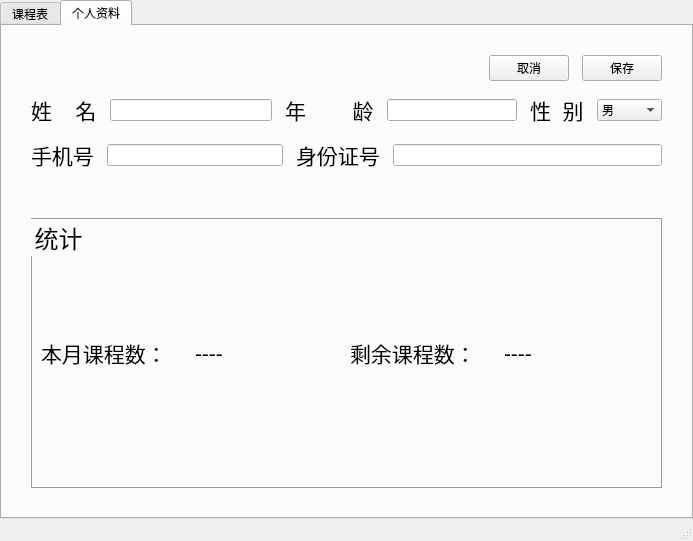
Before: the Qt Designer form student.ui in RodinYTY/PSMS, drawn with Qt 5.
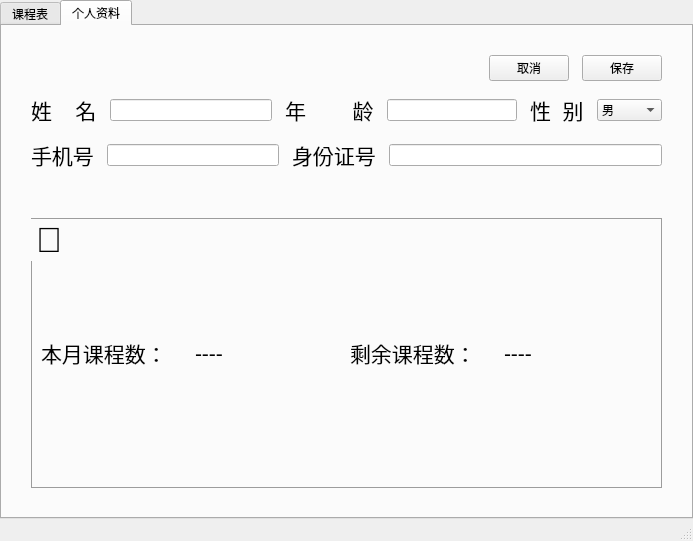
After: the same form once the commit is applied. The open tabs and pages were chosen to show the change.

The edit to the form file:
```diff
--- a/student.ui
+++ b/student.ui
@@ -218,7 +218,7 @@
            </layout>
           </item>
           <item>
-           <layout class="QHBoxLayout" name="horizontalLayout_4" stretch="4,17,4,26">
+           <layout class="QHBoxLayout" name="horizontalLayout_4" stretch="4,17,4,27">
             <item>
              <widget class="QLabel" name="label_4">
               <property name="font">
@@ -268,7 +268,7 @@
            <widget class="QGroupBox" name="groupBox">
             <property name="font">
              <font>
-              <pointsize>18</pointsize>
+              <pointsize>26</pointsize>
              </font>
             </property>
             <property name="styleSheet">
@@ -278,7 +278,7 @@
             margin-top: 0.5ex;</string>
             </property>
             <property name="title">
-             <string>统计</string>
+             <string>📆</string>
             </property>
             <layout class="QVBoxLayout" name="verticalLayout_5">
              <item>
```
Left out of the diff: 14 changed lines with no effect on the pictures.
